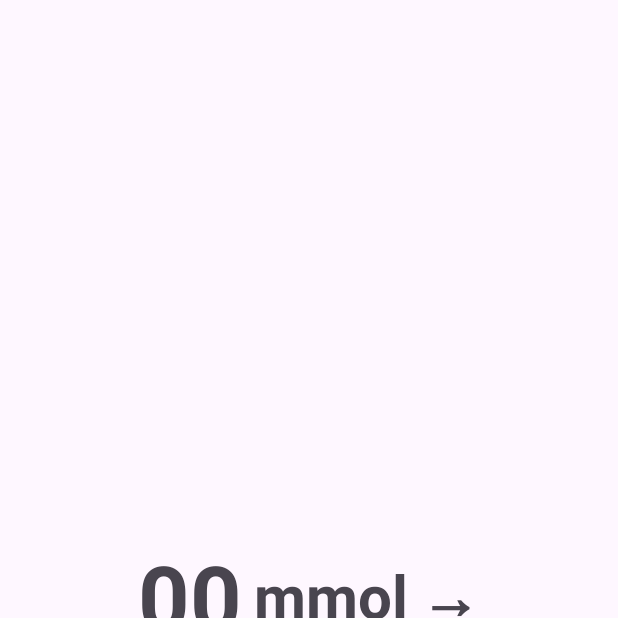
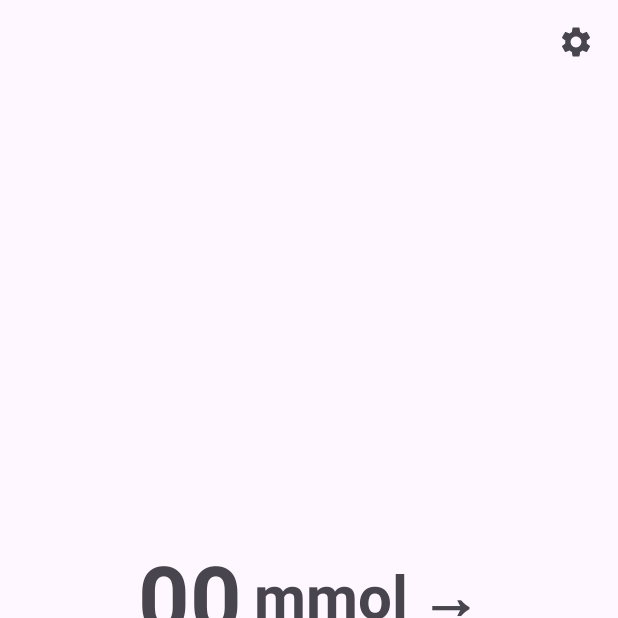
Before and after one commit to kenkit/CgmApp, an Android app: the screen it shows after launch (MainActivity), on a phone screen of 412 x 824 dp, the top half of it. Run offline under Robolectric (Android 15) with nearby library versions, the phone set to English and light mode, and no system bars.

Commit message:
Add SettingsActivity and implement Nightscout API integration for automated CGM data upload

```diff
--- a/app/build.gradle.kts
+++ b/app/build.gradle.kts
@@ -44,6 +44,8 @@ dependencies {
     implementation(libs.androidx.activity)
     implementation(libs.androidx.constraintlayout)
     implementation(libs.blessed.kotlin)
+    implementation(libs.okhttp)
+    implementation(libs.gson)
     testImplementation(libs.junit)
     androidTestImplementation(libs.androidx.junit)
     androidTestImplementation(libs.androidx.espresso.core)
--- a/app/src/main/AndroidManifest.xml
+++ b/app/src/main/AndroidManifest.xml
@@ -12,6 +12,7 @@
     <uses-permission android:name="android.permission.FOREGROUND_SERVICE_CONNECTED_DEVICE" />
     <uses-permission android:name="android.permission.POST_NOTIFICATIONS" />
     <uses-permission android:name="android.permission.RECEIVE_BOOT_COMPLETED" />
+    <uses-permission android:name="android.permission.INTERNET" />
 
     <application
         android:allowBackup="true"
@@ -31,6 +32,10 @@
                 <category android:name="android.intent.category.LAUNCHER" />
             </intent-filter>
         </activity>
+
+        <activity
+            android:name=".SettingsActivity"
+            android:label="Settings" />
 
         <service
             android:name=".CgmService"
--- a/app/src/main/java/com/myuni/cgmapp/MainActivity.kt
+++ b/app/src/main/java/com/myuni/cgmapp/MainActivity.kt
@@ -86,6 +86,11 @@ class MainActivity : AppCompatActivity() {
         cgmValueTextView = findViewById(R.id.cgmvalue)
         arrowTextView = findViewById(R.id.arrow)
         sampleAgeTextView = findViewById(R.id.sample_age)
+        val settingsButton = findViewById<android.widget.ImageButton>(R.id.settings_button)
+
+        settingsButton.setOnClickListener {
+            startActivity(Intent(this, SettingsActivity::class.java))
+        }
 
         loadLastValueFromDb()
 
--- /dev/null
+++ b/app/src/main/res/drawable/ic_settings.xml
@@ -0,0 +1,10 @@
+<vector xmlns:android="http://schemas.android.com/apk/res/android"
+    android:width="24dp"
+    android:height="24dp"
+    android:viewportWidth="24"
+    android:viewportHeight="24"
+    android:tint="?attr/colorControlNormal">
+  <path
+      android:fillColor="@android:color/white"
+      android:pathData="M19.14,12.94c0.04,-0.3 0.06,-0.61 0.06,-0.94c0,-0.32 -0.02,-0.64 -0.07,-0.94l2.03,-1.58c0.18,-0.14 0.23,-0.41 0.12,-0.61l-1.92,-3.32c-0.12,-0.22 -0.37,-0.29 -0.59,-0.22l-2.39,0.96c-0.5,-0.38 -1.03,-0.7 -1.62,-0.94L14.4,2.81c-0.04,-0.24 -0.24,-0.41 -0.48,-0.41h-3.84c-0.24,0 -0.43,0.17 -0.47,0.41L9.25,5.35C8.66,5.59 8.12,5.92 7.63,6.29L5.24,5.33c-0.22,-0.08 -0.47,0 -0.59,0.22L2.74,8.87C2.62,9.08 2.66,9.34 2.86,9.48l2.03,1.58C4.84,11.36 4.81,11.69 4.81,12c0,0.31 0.02,0.65 0.07,0.94l-2.03,1.58c-0.18,0.14 -0.23,0.41 -0.12,0.61l1.92,3.32c0.12,0.22 0.37,0.29 0.59,0.22l2.39,-0.96c0.5,0.38 1.03,0.7 1.62,0.94l0.36,2.54c0.05,0.24 0.24,0.41 0.48,0.41h3.84c0.24,0 0.44,-0.17 0.47,-0.41l0.36,-2.54c0.59,-0.24 1.13,-0.56 1.62,-0.94l2.39,0.96c0.22,0.08 0.47,0 0.59,-0.22l1.92,-3.32c0.12,-0.22 0.07,-0.47 -0.12,-0.61L19.14,12.94zM12,15.6c-1.98,0 -3.6,-1.62 -3.6,-3.6s1.62,-3.6 3.6,-3.6s3.6,1.62 3.6,3.6S13.98,15.6 12,15.6z"/>
+</vector>
--- a/app/src/main/res/layout/activity_main.xml
+++ b/app/src/main/res/layout/activity_main.xml
@@ -6,6 +6,18 @@
     android:layout_width="match_parent"
     android:layout_height="match_parent"
     tools:context=".MainActivity">
+
+    <ImageButton
+        android:id="@+id/settings_button"
+        android:layout_width="wrap_content"
+        android:layout_height="wrap_content"
+        android:layout_alignParentTop="true"
+        android:layout_alignParentEnd="true"
+        android:layout_margin="16dp"
+        android:src="@drawable/ic_settings"
+        android:background="?attr/selectableItemBackgroundBorderless"
+        android:contentDescription="Settings" />
+
     <LinearLayout
         android:layout_width="match_parent"
         android:layout_height="match_parent"
--- a/gradle/libs.versions.toml
+++ b/gradle/libs.versions.toml
@@ -10,6 +10,8 @@ material = "1.10.0"
 activity = "1.12.2"
 constraintlayout = "2.1.4"
 blessedKotlin = "3.0.4"
+okhttp = "4.12.0"
+gson = "2.10.1"
 
 [libraries]
 androidx-core-ktx = { group = "androidx.core", name = "core-ktx", version.ref = "coreKtx" }
@@ -21,6 +23,8 @@ androidx-appcompat = { group = "androidx.appcompat", name = "appcompat", version
 material = { group = "com.google.android.material", name = "material", version.ref = "material" }
 androidx-activity = { group = "androidx.activity", name = "activity", version.ref = "activity" }
 androidx-constraintlayout = { group = "androidx.constraintlayout", name = "constraintlayout", version.ref = "constraintlayout" }
+okhttp = { group = "com.squareup.okhttp3", name = "okhttp", version.ref = "okhttp" }
+gson = { group = "com.google.code.gson", name = "gson", version.ref = "gson" }
 
 [plugins]
 android-application = { id = "com.android.application", version.ref = "agp" }
```
Also changed, not shown: app/src/main/java/com/myuni/cgmapp/CgmService.kt (+107 -1 lines), app/src/main/java/com/myuni/cgmapp/PersistentNotificationService.kt (+7 -2 lines), app/src/main/java/com/myuni/cgmapp/SettingsActivity.kt (added, +50 -0 lines), app/src/main/res/layout/activity_settings.xml (added, +55 -0 lines).
